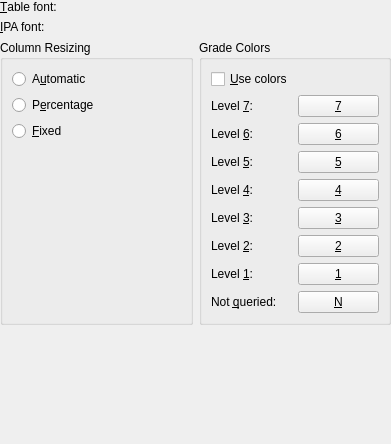
Before: the Qt Designer form src/settings/viewoptionsbase.ui in KDE/parley, drawn with Qt 5.
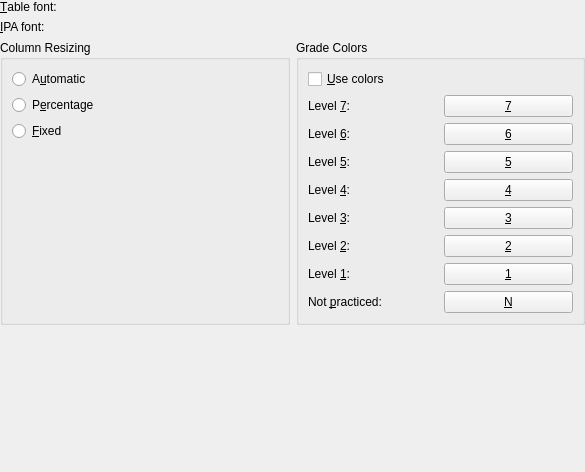
After: the same form once the commit is applied. Custom widgets are drawn as their Qt base class.

Commit message: another hidden queried -> practiced

What changed in the file:
```diff
--- a/src/settings/viewoptionsbase.ui
+++ b/src/settings/viewoptionsbase.ui
@@ -5,8 +5,8 @@
    <rect>
     <x>0</x>
     <y>0</y>
-    <width>391</width>
-    <height>444</height>
+    <width>585</width>
+    <height>472</height>
    </rect>
   </property>
   <layout class="QGridLayout" >
@@ -418,7 +418,7 @@
          </sizepolicy>
         </property>
         <property name="text" >
-         <string>Not &amp;queried:</string>
+         <string>Not &amp;practiced:</string>
         </property>
         <property name="buddy" >
          <cstring>kcfg_GradeCol0</cstring>
```
